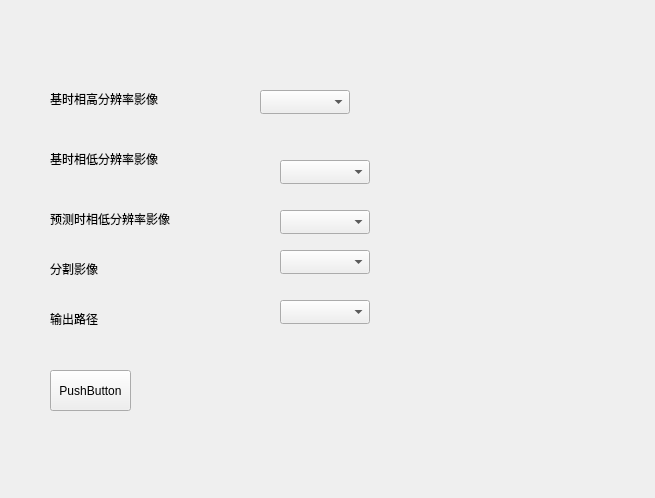
Above: ui/fusionWindow.ui from CaoZhenkun/pyqgis before the change. Below: the same form after it.
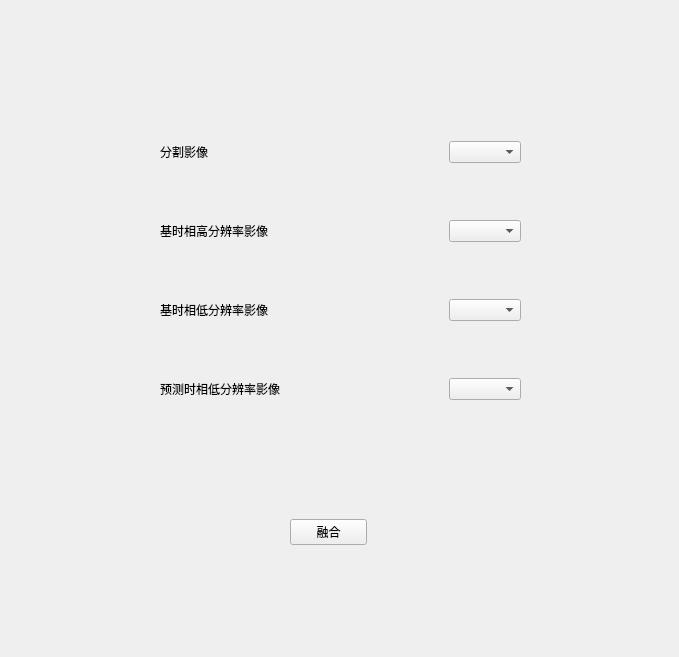
That is the form after the change.

The edit to the form file:
```diff
--- a/ui/fusionWindow.ui
+++ b/ui/fusionWindow.ui
@@ -6,140 +6,151 @@
    <rect>
     <x>0</x>
     <y>0</y>
-    <width>655</width>
-    <height>498</height>
+    <width>679</width>
+    <height>657</height>
    </rect>
   </property>
   <property name="windowTitle">
    <string>Fusion</string>
   </property>
-  <widget class="QLabel" name="label">
+  <widget class="QWidget" name="verticalLayoutWidget">
    <property name="geometry">
     <rect>
-     <x>50</x>
+     <x>160</x>
      <y>90</y>
-     <width>171</width>
-     <height>18</height>
+     <width>361</width>
+     <height>361</height>
     </rect>
    </property>
-   <property name="text">
-    <string>基时相高分辨率影像</string>
-   </property>
+   <layout class="QVBoxLayout" name="verticalLayout">
+    <item>
+     <layout class="QHBoxLayout" name="horizontalLayout_4">
+      <item>
+       <widget class="QLabel" name="label_3">
+        <property name="text">
+         <string>分割影像</string>
+        </property>
+       </widget>
+      </item>
+      <item>
+       <spacer name="horizontalSpacer_4">
+        <property name="orientation">
+         <enum>Qt::Horizontal</enum>
+        </property>
+        <property name="sizeHint" stdset="0">
+         <size>
+          <width>40</width>
+          <height>20</height>
+         </size>
+        </property>
+       </spacer>
+      </item>
+      <item>
+       <widget class="QComboBox" name="comboBox_4"/>
+      </item>
+     </layout>
+    </item>
+    <item>
+     <layout class="QHBoxLayout" name="horizontalLayout">
+      <item>
+       <widget class="QLabel" name="label">
+        <property name="text">
+         <string>基时相高分辨率影像</string>
+        </property>
+       </widget>
+      </item>
+      <item>
+       <spacer name="horizontalSpacer">
+        <property name="orientation">
+         <enum>Qt::Horizontal</enum>
+        </property>
+        <property name="sizeHint" stdset="0">
+         <size>
+          <width>40</width>
+          <height>20</height>
+         </size>
+        </property>
+       </spacer>
+      </item>
+      <item>
+       <widget class="QComboBox" name="comboBox"/>
+      </item>
+     </layout>
+    </item>
+    <item>
+     <layout class="QHBoxLayout" name="horizontalLayout_2">
+      <item>
+       <widget class="QLabel" name="label_2">
+        <property name="text">
+         <string>基时相低分辨率影像</string>
+        </property>
+       </widget>
+      </item>
+      <item>
+       <spacer name="horizontalSpacer_3">
+        <property name="orientation">
+         <enum>Qt::Horizontal</enum>
+        </property>
+        <property name="sizeHint" stdset="0">
+         <size>
+          <width>40</width>
+          <height>20</height>
+         </size>
+        </property>
+       </spacer>
+      </item>
+      <item>
+       <widget class="QComboBox" name="comboBox_2"/>
+      </item>
+     </layout>
+    </item>
+    <item>
+     <layout class="QHBoxLayout" name="horizontalLayout_3">
+      <item>
+       <widget class="QLabel" name="label_5">
+        <property name="text">
+         <string>预测时相低分辨率影像</string>
+        </property>
+       </widget>
+      </item>
+      <item>
+       <spacer name="horizontalSpacer_2">
+        <property name="orientation">
+         <enum>Qt::Horizontal</enum>
+        </property>
+        <property name="sizeHint" stdset="0">
+         <size>
+          <width>40</width>
+          <height>20</height>
+         </size>
+        </property>
+       </spacer>
+      </item>
+      <item>
+       <widget class="QComboBox" name="comboBox_3"/>
+      </item>
+     </layout>
+    </item>
+   </layout>
   </widget>
-  <widget class="QLabel" name="label_2">
+  <widget class="QWidget" name="horizontalLayoutWidget_6">
    <property name="geometry">
     <rect>
-     <x>50</x>
-     <y>150</y>
-     <width>161</width>
-     <height>18</height>
+     <x>290</x>
+     <y>500</y>
+     <width>77</width>
+     <height>65</height>
     </rect>
    </property>
-   <property name="text">
-    <string>基时相低分辨率影像</string>
-   </property>
-  </widget>
-  <widget class="QLabel" name="label_3">
-   <property name="geometry">
-    <rect>
-     <x>50</x>
-     <y>260</y>
-     <width>161</width>
-     <height>18</height>
-    </rect>
-   </property>
-   <property name="text">
-    <string>分割影像</string>
-   </property>
-  </widget>
-  <widget class="QLabel" name="label_4">
-   <property name="geometry">
-    <rect>
-     <x>50</x>
-     <y>310</y>
-     <width>151</width>
-     <height>18</height>
-    </rect>
-   </property>
-   <property name="text">
-    <string>输出路径</string>
-   </property>
-  </widget>
-  <widget class="QLabel" name="label_5">
-   <property name="geometry">
-    <rect>
-     <x>50</x>
-     <y>210</y>
-     <width>161</width>
-     <height>18</height>
-    </rect>
-   </property>
-   <property name="text">
-    <string>预测时相低分辨率影像</string>
-   </property>
-  </widget>
-  <widget class="QComboBox" name="comboBox">
-   <property name="geometry">
-    <rect>
-     <x>260</x>
-     <y>90</y>
-     <width>90</width>
-     <height>24</height>
-    </rect>
-   </property>
-  </widget>
-  <widget class="QComboBox" name="comboBox_2">
-   <property name="geometry">
-    <rect>
-     <x>280</x>
-     <y>160</y>
-     <width>90</width>
-     <height>24</height>
-    </rect>
-   </property>
-  </widget>
-  <widget class="QComboBox" name="comboBox_3">
-   <property name="geometry">
-    <rect>
-     <x>280</x>
-     <y>210</y>
-     <width>90</width>
-     <height>24</height>
-    </rect>
-   </property>
-  </widget>
-  <widget class="QComboBox" name="comboBox_4">
-   <property name="geometry">
-    <rect>
-     <x>280</x>
-     <y>250</y>
-     <width>90</width>
-     <height>24</height>
-    </rect>
-   </property>
-  </widget>
-  <widget class="QComboBox" name="comboBox_5">
-   <property name="geometry">
-    <rect>
-     <x>280</x>
-     <y>300</y>
-     <width>90</width>
-     <height>24</height>
-    </rect>
-   </property>
-  </widget>
-  <widget class="QPushButton" name="pushButton">
-   <property name="geometry">
-    <rect>
-     <x>50</x>
-     <y>370</y>
-     <width>81</width>
-     <height>41</height>
-    </rect>
-   </property>
-   <property name="text">
-    <string>PushButton</string>
-   </property>
+   <layout class="QHBoxLayout" name="horizontalLayout_6">
+    <item>
+     <widget class="QPushButton" name="pushButton">
+      <property name="text">
+       <string>融合</string>
+      </property>
+     </widget>
+    </item>
+   </layout>
   </widget>
  </widget>
  <resources/>
```
